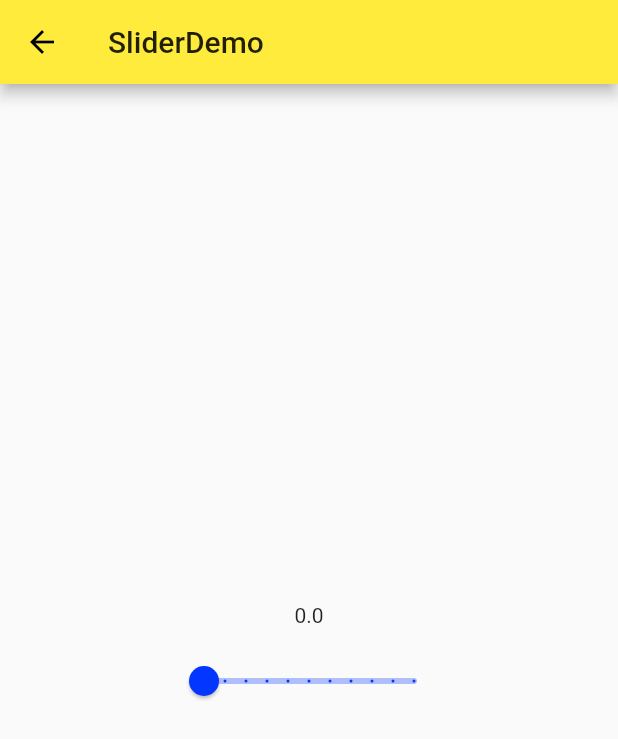
After one commit to chuheridangwu/flutter_demo, a Flutter app: the SliderDemo screen opened directly, on a phone screen of 412 x 824 dp. The commit adds this screen. Shown: the top 739 px of the screen. Run offline on Flutter 3.47's test engine with Material 2 defaults, Android fonts, the phone set to English and light mode, and no system bars.

Commit message:
Slider的基础使用

```diff
--- a/lib/demo/material_components.dart
+++ b/lib/demo/material_components.dart
@@ -6,6 +6,7 @@ import 'from_demo.dart';
 import 'check_box_demo.dart';
 import 'radio_demo.dart';
 import 'switch_demo.dart';
+import 'slider_demo.dart';
 
 class MaterialComponents extends StatelessWidget {
   @override
@@ -26,6 +27,7 @@ class MaterialComponents extends StatelessWidget {
           ListItem(title: 'checkBox', page: CheckBoxDemo()),
           ListItem(title: 'radio', page: RadioDemo()),
           ListItem(title: 'switch', page: SwitchDemo()),
+          ListItem(title: 'slider', page: SliderDemo()),
         ],
       ),
     );
--- /dev/null
+++ b/lib/demo/slider_demo.dart
@@ -0,0 +1,47 @@
+import 'package:flutter/material.dart';
+
+class SliderDemo extends StatefulWidget {
+  @override
+  _SliderDemoState createState() => _SliderDemoState();
+}
+
+class _SliderDemoState extends State<SliderDemo> {
+  double _sliderValue = 0.0;
+  @override
+  Widget build(BuildContext context) {
+    return Scaffold(
+      appBar: AppBar(
+        title: Text('SliderDemo'),
+      ),
+      body: Container(
+        padding: EdgeInsets.all(16.0),
+        child: Column(
+          mainAxisAlignment: MainAxisAlignment.center,
+          children: <Widget>[
+            Text('$_sliderValue'),
+            SizedBox(height: 12),
+            Row(
+              mainAxisAlignment: MainAxisAlignment.center,
+              children: <Widget>[
+               Slider(
+                 value: _sliderValue,
+                 onChanged: (value){
+                   setState(() {
+                     _sliderValue = value;
+                   });
+                 },
+                 min: 0.0,
+                 max: 10.0,
+                 divisions: 10,
+                 label: '${_sliderValue.toInt()}',
+                 activeColor: Theme.of(context).accentColor,
+                 inactiveColor: Theme.of(context).accentColor.withOpacity(0.3),
+               )
+              ],
+            ),
+          ],
+        ),
+      ),
+    );;
+  }
+}
```
